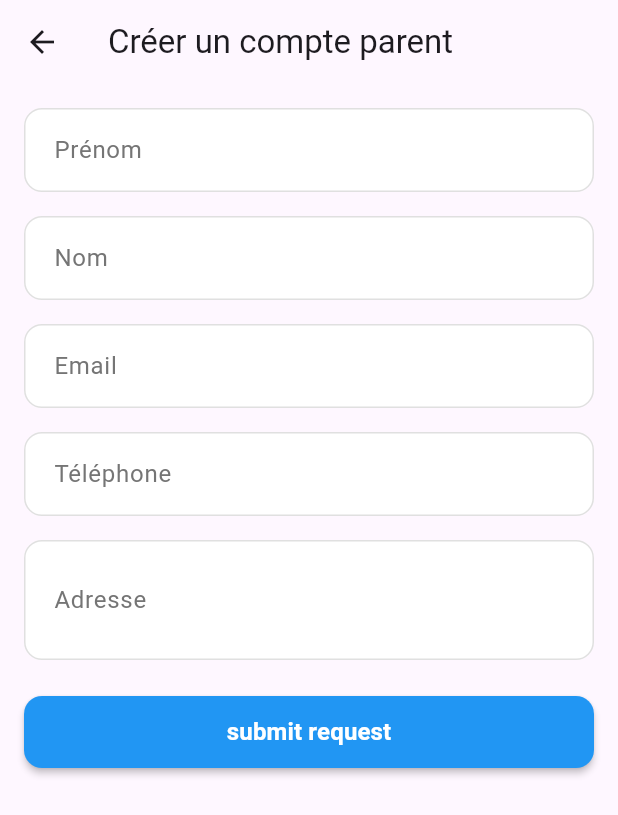
After one commit to ilyexZ/CrecheGest, a Flutter app: the screen it shows after launch, after a tap on "Créer un compte parent", on a phone screen of 412 x 824 dp. The commit adds this screen. Shown: the top 815 px of the screen. Run offline on Flutter 3.47's test engine with Material 3 defaults, Android fonts, the light colour scheme and no system bars; our stand-ins replace dio, flutter_riverpod, flutter_secure_storage; network calls fail.

Commit message:
added parent signup and admin validation

```diff
--- a/lib/core/services/api_service.dart
+++ b/lib/core/services/api_service.dart
@@ -1,8 +1,18 @@
 import 'dart:convert';
+import 'dart:io';
 import 'package:dio/dio.dart';
+import 'package:flutter/foundation.dart';
 
 class ApiService {
-  static const String baseUrl = 'http://localhost:8081/api';
+   static String get baseUrl {
+     bool isMobile = kIsWeb
+        ? false
+        : Platform.isAndroid || Platform.isIOS;
+
+    return isMobile
+        ? 'http://192.168.236.145:8081/api' // Replace with actual IP
+        : 'http://localhost:8081/api';
+  }
   final Dio dio;
   String? _username;
   String? _password;
@@ -32,7 +42,7 @@ class ApiService {
       final response = await dio.post(
         '/auth/login',
         data: {
-          'username': email,
+          'email': email,
           'password': password,
         },
       );
@@ -64,13 +74,13 @@ class ApiService {
   Future<List<Map<String, dynamic>>> getChildren() async {
     try {
       final response = await dio.get('/children');
-      print("Chlidren: $response");
+      //print("Chlidren: $response");
       // Check if the response is a List or a Map
       if (response.data is List) {
         return List<Map<String, dynamic>>.from(response.data);
       } else {
         final data = response.data as Map<String, dynamic>;
-        print(data);
+        //print(data);
         return List<Map<String, dynamic>>.from(data['children'] ?? []);
       }
     } on DioException catch (e) {
@@ -123,5 +133,18 @@ class ApiService {
         'HTTP ${e.response?.statusCode}: ${e.response?.statusMessage}');
   }
 }
+// In ApiService class
+Future<List<Map<String, dynamic>>> getPendingRequests() async {
+  final response = await dio.get('/parent-requests/pending');
+  return List<Map<String, dynamic>>.from(response.data);
+}
+
+Future<void> approveRequest(String requestId) async {
+  await dio.post('/parent-requests/$requestId/approve');
+}
+
+Future<void> rejectRequest(String requestId) async {
+  await dio.post('/parent-requests/$requestId/reject');
+}
 
 }
--- a/lib/main.dart
+++ b/lib/main.dart
@@ -1,4 +1,6 @@
 // lib/main.dart
+import 'package:creche/data/models/user_model.dart';
+import 'package:creche/presentation/screens/parent/ParentDashboard.dart';
 import 'package:flutter/material.dart';
 import 'package:flutter_riverpod/flutter_riverpod.dart';
 import 'core/constants/app_routes.dart';
@@ -19,7 +21,11 @@ class CrecheGestApp extends ConsumerWidget {
   Widget build(BuildContext context, WidgetRef ref) {
     final authState = ref.watch(authProvider);
 
+    // This key will force rebuild when auth state changes
+    final appKey = ValueKey(authState.isLoggedIn);
+
     return MaterialApp(
+      key: appKey,
       debugShowCheckedModeBanner: false,
       title: 'CrecheGest',
       theme: ThemeData(
@@ -32,15 +38,16 @@ class CrecheGestApp extends ConsumerWidget {
   }
 
   Widget _getHomeScreen(AuthState authState) {
+  if (authState.isLoading) return const LoadingScreen();
+  if (authState.isLoggedIn) {
+    if (authState.currentUser?.role == null) {
+      return const LoadingScreen();
+    }
+    return authState.currentUser!.role == UserRole.admin
+        ? const AdminDashboard()
+        : const ParentDashboard();
+  }
+  return const LoginScreen();
+}
 
-
-    if (authState.isLoggedIn) {
-      return const AdminDashboard(); // Route based on user role
-    }
-    if(authState.isLoading){
-      return LoadingScreen();
-    }
-
-    return const LoginScreen();
-  }
 }
--- a/lib/presentation/screens/admin/parents_tab.dart
+++ b/lib/presentation/screens/admin/parents_tab.dart
@@ -36,6 +36,7 @@ class _ParentsTabState extends ConsumerState<ParentsTab> {
         onRefresh: _handleRefresh,
         child: _buildContent(parentState),
       ),
+      persistentFooterButtons: [Center(child: IconButton(onPressed: _handleRefresh, icon: Icon(Icons.refresh, color: Colors.red,))),],
       floatingActionButton: FloatingActionButton(
         onPressed: () => _showAddParentDialog(context),
         backgroundColor: AppColors.primary,
@@ -53,6 +54,7 @@ class _ParentsTabState extends ConsumerState<ParentsTab> {
         child: ErrorScreen(
           message: state.errorMessage!,
           onRetry: () => ref.read(parentProvider.notifier).loadParents(),
+
         ),
       );
     }
--- a/lib/presentation/screens/login_screen.dart
+++ b/lib/presentation/screens/login_screen.dart
@@ -1,4 +1,5 @@
 // lib/presentation/screens/login_screen.dart
+import 'package:creche/presentation/screens/parent/SignupScreen.dart';
 import 'package:flutter/material.dart';
 import 'package:flutter_riverpod/flutter_riverpod.dart';
 import '../../core/constants/app_colors.dart';
@@ -143,12 +144,27 @@ class _LoginScreenState extends ConsumerState<LoginScreen> {
   }
 
   Widget _buildLoginButton(AuthState authState) {
-    return CustomButton(
-      text: AppStrings.login,
-      onPressed: authState.isLoading ? null : _handleLogin,
-      isLoading: authState.isLoading,
-    );
-  }
+  return Column(
+    children: [
+      CustomButton(
+        text: AppStrings.login,
+        onPressed: authState.isLoading ? null : _handleLogin,
+        isLoading: authState.isLoading,
+      ),
+      const SizedBox(height: 16),
+      TextButton(
+        onPressed: () => Navigator.push(
+          context,
+          MaterialPageRoute(builder: (context) => const SignupScreen()),
+        ),
+        child: const Text(
+          'Créer un compte parent',
+          style: TextStyle(color: AppColors.primary),
+        ),
+      ),
+    ],
+  );
+}
 
   Widget _buildErrorMessage(String message) {
     return Container(
--- /dev/null
+++ b/lib/presentation/screens/parent/SignupScreen.dart
@@ -0,0 +1,114 @@
+// Add SignupScreen
+import 'package:creche/presentation/providers/auth_provider.dart';
+import 'package:creche/presentation/widgets/common/custom_button.dart';
+import 'package:creche/presentation/widgets/common/custom_text_field.dart';
+import 'package:flutter/material.dart';
+import 'package:flutter_riverpod/flutter_riverpod.dart';
+
+class SignupScreen extends ConsumerStatefulWidget {
+  const SignupScreen({super.key});
+
+  @override
+  ConsumerState<SignupScreen> createState() => _SignupScreenState();
+}
+
+class _SignupScreenState extends ConsumerState<SignupScreen> {
+  final _formKey = GlobalKey<FormState>();
+  final _firstNameController = TextEditingController();
+  final _lastNameController = TextEditingController();
+  final _emailController = TextEditingController();
+  final _phoneController = TextEditingController();
+  final _addressController = TextEditingController();
+
+  @override
+  void dispose() {
+    _firstNameController.dispose();
+    _lastNameController.dispose();
+    _emailController.dispose();
+    _phoneController.dispose();
+    _addressController.dispose();
+    super.dispose();
+  }
+
+  Future<void> _submitForm() async {
+    if (!_formKey.currentState!.validate()) return;
+
+    final parentData = {
+      'firstName': _firstNameController.text.trim(),
+      'lastName': _lastNameController.text.trim(),
+      'email': _emailController.text.trim(),
+      'phone': _phoneController.text.trim(),
+      'address': _addressController.text.trim(),
+    };
+
+    try {
+      await ref.read(apiServiceProvider).dio.post(
+        '/parent-requests',
+        data: parentData,
+      );
+
+      if (mounted) {
+        Navigator.pop(context);
+        ScaffoldMessenger.of(context).showSnackBar(
+          const SnackBar(content: Text('Requette deposé avec sucess')),
+        );
+      }
+    } catch (e) {
+      ScaffoldMessenger.of(context).showSnackBar(
+        SnackBar(content: Text('Erreur lors de la création: ${e.toString()}')),
+      );
+    }
+  }
+
+  @override
+  Widget build(BuildContext context) {
+    return Scaffold(
+      appBar: AppBar(title: const Text('Créer un compte parent')),
+      body: Padding(
+        padding: const EdgeInsets.all(16.0),
+        child: Form(
+          key: _formKey,
+          child: ListView(
+            children: [
+              CustomTextField(
+                controller: _firstNameController,
+                labelText: 'Prénom',
+                validator: (v) => v!.isEmpty ? 'Requis' : null,
+              ),
+              const SizedBox(height: 16),
+              CustomTextField(
+                controller: _lastNameController,
+                labelText: 'Nom',
+                validator: (v) => v!.isEmpty ? 'Requis' : null,
+              ),
+              const SizedBox(height: 16),
+              CustomTextField(
+                controller: _emailController,
+                labelText: 'Email',
+                keyboardType: TextInputType.emailAddress,
+                validator: (v) => v!.contains('@') ? null : 'Email invalide',
+              ),
+              const SizedBox(height: 16),
+              CustomTextField(
+                controller: _phoneController,
+                labelText: 'Téléphone',
+                keyboardType: TextInputType.phone,
+              ),
+              const SizedBox(height: 16),
+              CustomTextField(
+                controller: _addressController,
+                labelText: 'Adresse',
+                maxLines: 2,
+              ),
+              const SizedBox(height: 24),
+              CustomButton(
+                text: 'submit request',
+                onPressed: _submitForm,
+              ),
+            ],
+          ),
+        ),
+      ),
+    );
+  }
+}
--- a/lib/presentation/widgets/common/custom_app_bar.dart
+++ b/lib/presentation/widgets/common/custom_app_bar.dart
@@ -119,7 +119,7 @@ class CustomAppBar extends ConsumerWidget implements PreferredSizeWidget {
           TextButton(
             onPressed: () async {
               Navigator.of(context).pop();
-              await ref.read(authProvider.notifier).logout();
+              await ref.read(authProvider.notifier).logout(ref);
               if (context.mounted) {
                 Navigator.of(context).pushNamedAndRemoveUntil(
                   AppRoutes.login,
```
Also changed, not shown: lib/data/models/parent_request_model.dart (added, +35 -0 lines), lib/data/models/user_model.dart (+21 -5 lines), lib/presentation/providers/auth_provider.dart (+21 -12 lines), lib/presentation/providers/parent_request_provider.dart (added, +103 -0 lines), lib/presentation/screens/admin/admin_dashboard.dart (+9 -4 lines), lib/presentation/screens/admin/children_tab.dart (+16 -11 lines), lib/presentation/screens/admin/parent_request_details_screen.dart (added, +84 -0 lines), lib/presentation/screens/admin/requests_tab.dart (added, +109 -0 lines), lib/presentation/screens/parent/ParentDashboard.dart (added, +23 -0 lines).
